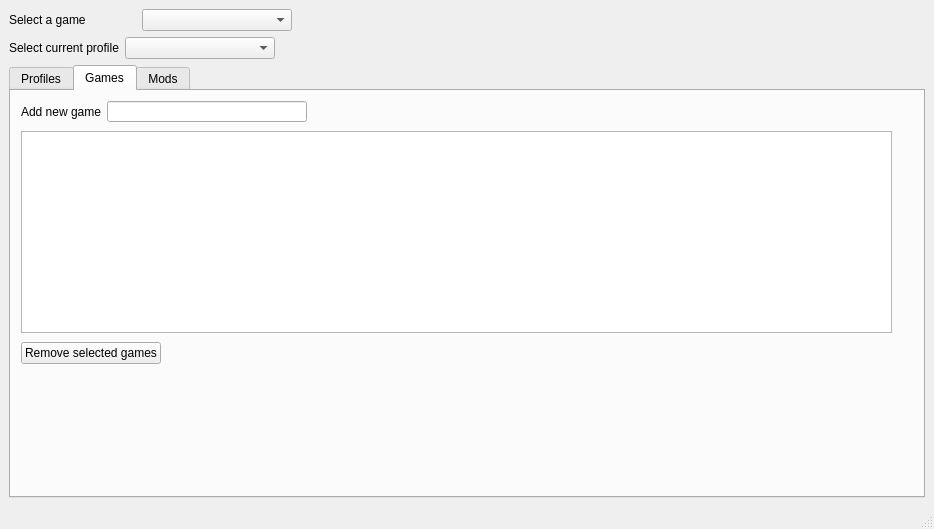
This is app/uic/MainWindow2.ui in StopDenBus/nexus_mod_manager as Qt 5 draws it before an edit. The edited form follows.
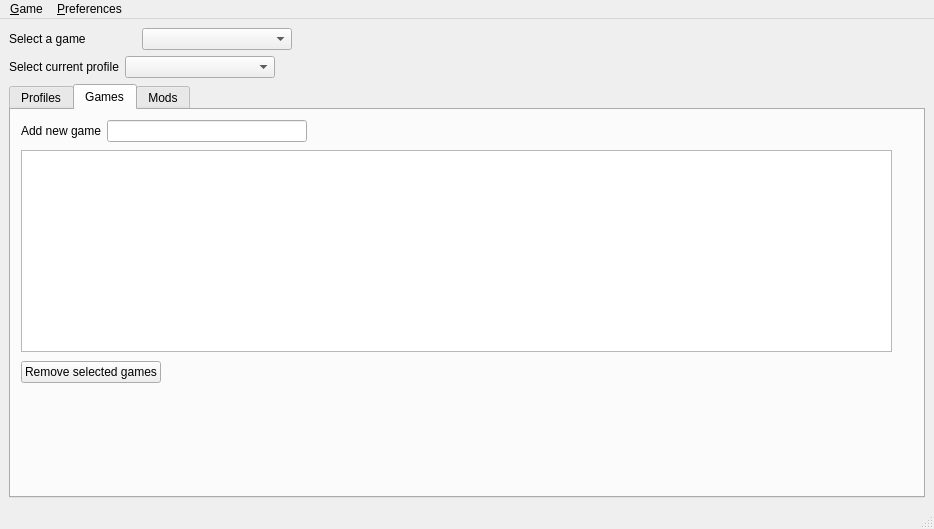
This is the edited form.

Commit message: Game and Preferences menu added

Patch:
```diff
--- a/app/uic/MainWindow2.ui
+++ b/app/uic/MainWindow2.ui
@@ -326,7 +326,7 @@
           <x>10</x>
           <y>10</y>
           <width>761</width>
-          <height>21</height>
+          <height>24</height>
          </rect>
         </property>
         <layout class="QFormLayout" name="formLayout_2">
@@ -431,6 +431,20 @@
      <height>19</height>
     </rect>
    </property>
+   <widget class="QMenu" name="menu_Preferences">
+    <property name="title">
+     <string>&amp;Preferences</string>
+    </property>
+    <addaction name="action_Settings"/>
+   </widget>
+   <widget class="QMenu" name="menu_Game">
+    <property name="title">
+     <string>&amp;Game</string>
+    </property>
+    <addaction name="action_Quit"/>
+   </widget>
+   <addaction name="menu_Game"/>
+   <addaction name="menu_Preferences"/>
   </widget>
   <widget class="QStatusBar" name="statusbar"/>
  </widget>
```
Left out of the diff: 10 changed lines with no effect on the pictures. The commit also changes 4 other files.
